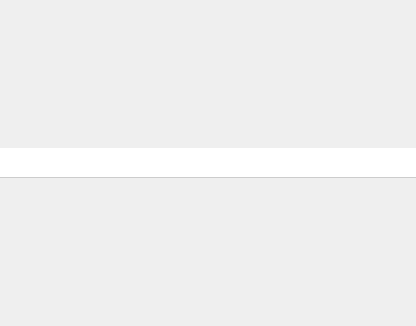
Before: the Qt Designer form popupbrowserwidget.ui in qyslamd/yi-guai, drawn with Qt 5.
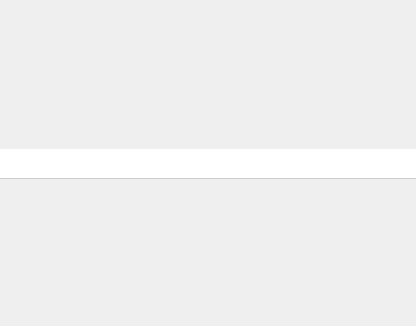
After: the same form once the commit is applied.

```diff
--- a/popupbrowserwidget.ui
+++ b/popupbrowserwidget.ui
@@ -15,13 +15,13 @@
   </property>
   <layout class="QVBoxLayout" name="verticalLayout">
    <property name="spacing">
-    <number>0</number>
+    <number>3</number>
    </property>
    <property name="leftMargin">
     <number>0</number>
    </property>
    <property name="topMargin">
-    <number>0</number>
+    <number>2</number>
    </property>
    <property name="rightMargin">
     <number>0</number>
```
